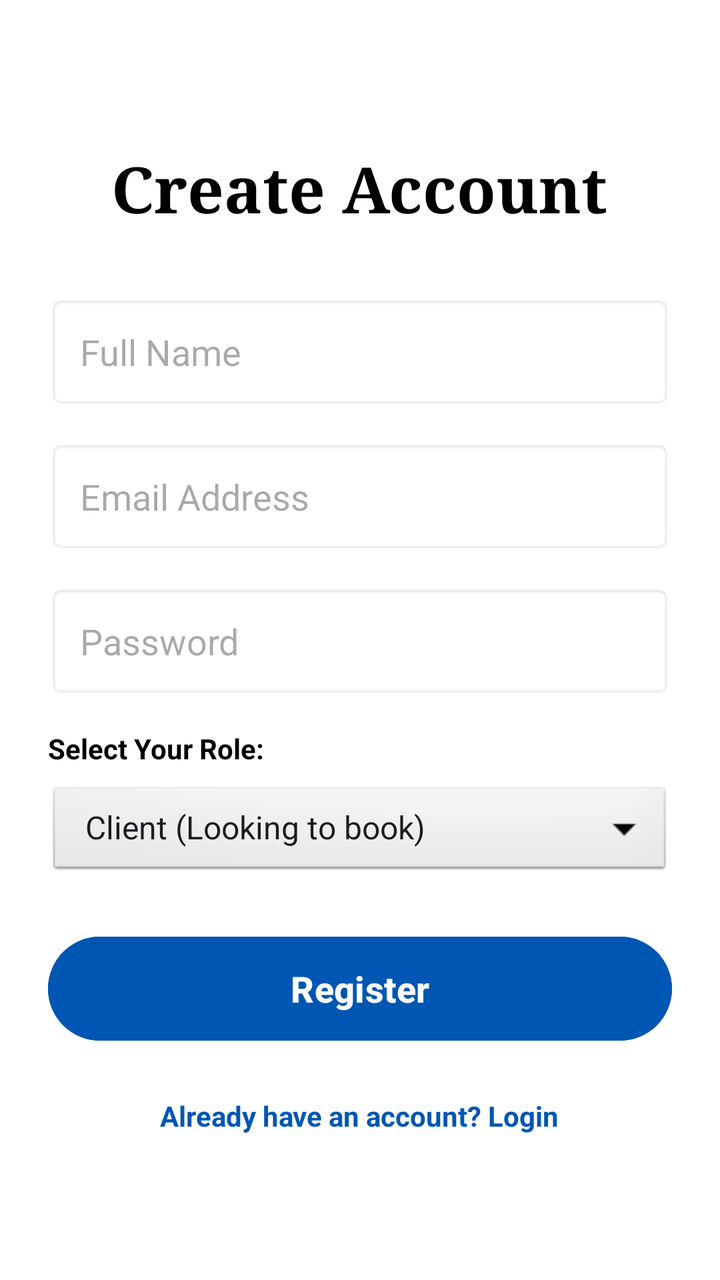
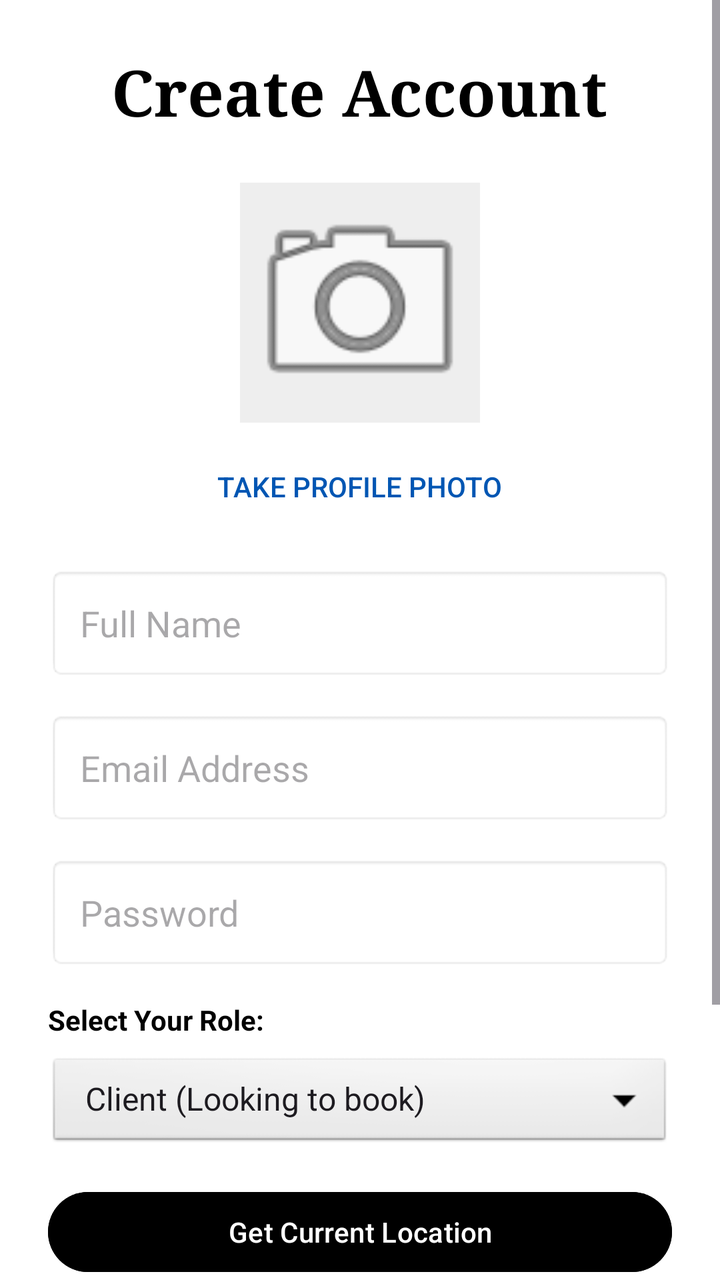

Before-and-after screenshots of an Android layout around one commit, followed by the original layout XML and the change that was made.
<!-- AndroidManifest.xml: application theme Theme.FABIBOOKINGVENDORSYSTEM -->
<!-- res/layout/activity_register.xml -->
<?xml version="1.0" encoding="utf-8"?>
<LinearLayout xmlns:android="http://schemas.android.com/apk/res/android"
    android:layout_width="match_parent"
    android:layout_height="match_parent"
    android:orientation="vertical"
    android:padding="24dp"
    android:gravity="center"
    android:background="#FFFFFF">

    <TextView
        android:layout_width="wrap_content"
        android:layout_height="wrap_content"
        android:text="Create Account"
        android:textSize="32sp"
        android:textColor="#000000"
        android:fontFamily="serif"
        android:textStyle="bold"
        android:layout_marginBottom="32dp"/>

    <EditText
        android:id="@+id/etFullName"
        android:layout_width="match_parent"
        android:layout_height="wrap_content"
        android:hint="Full Name"
        android:inputType="textPersonName"
        android:padding="16dp"
        android:textColor="#000000"
        android:background="@android:drawable/editbox_background"
        android:layout_marginBottom="16dp"/>

    <EditText
        android:id="@+id/etEmail"
        android:layout_width="match_parent"
        android:layout_height="wrap_content"
        android:hint="Email Address"
        android:inputType="textEmailAddress"
        android:padding="16dp"
        android:textColor="#000000"
        android:background="@android:drawable/editbox_background"
        android:layout_marginBottom="16dp"/>

    <EditText
        android:id="@+id/etPassword"
        android:layout_width="match_parent"
        android:layout_height="wrap_content"
        android:hint="Password"
        android:inputType="textPassword"
        android:padding="16dp"
        android:textColor="#000000"
        android:background="@android:drawable/editbox_background"
        android:layout_marginBottom="16dp"/>

    <TextView
        android:layout_width="wrap_content"
        android:layout_height="wrap_content"
        android:text="Select Your Role:"
        android:textColor="#000000"
        android:textStyle="bold"
        android:layout_gravity="start"
        android:layout_marginBottom="8dp"/>

    <Spinner
        android:id="@+id/spinnerRole"
        android:layout_width="match_parent"
        android:layout_height="wrap_content"
        android:layout_marginBottom="24dp"
        android:background="@android:drawable/btn_dropdown"
        android:entries="@array/roles_array"/>

    <Button
        android:id="@+id/btnRegister"
        android:layout_width="match_parent"
        android:layout_height="60dp"
        android:text="Register"
        android:backgroundTint="#0056b3"
        android:textColor="#FFFFFF"
        android:textSize="18sp"
        android:textStyle="bold"/>

    <TextView
        android:id="@+id/tvLoginLink"
        android:layout_width="wrap_content"
        android:layout_height="wrap_content"
        android:text="Already have an account? Login"
        android:layout_marginTop="24dp"
        android:textColor="#0056b3"
        android:textStyle="bold"/>

</LinearLayout>
<!-- resources referenced by this layout -->
<resources>
  <string-array name="roles_array">
          <item>Client (Looking to book)</item>
          <item>Photographer</item>
          <item>Videographer</item>
          <item>DJ / Musician</item>
          <item>Event Planner</item>
      </string-array>
  <style name="Theme.FABIBOOKINGVENDORSYSTEM" parent="Base.Theme.FABIBOOKINGVENDORSYSTEM" />
  <style name="Base.Theme.FABIBOOKINGVENDORSYSTEM" parent="Theme.Material3.DayNight.NoActionBar">
          
          
      </style>
</resources>

<!-- the commit's change to res/layout/activity_register.xml (unified diff, before → after) -->
@@ -1,89 +1,132 @@
 <?xml version="1.0" encoding="utf-8"?>
-<LinearLayout xmlns:android="http://schemas.android.com/apk/res/android"
+<ScrollView xmlns:android="http://schemas.android.com/apk/res/android"
     android:layout_width="match_parent"
     android:layout_height="match_parent"
-    android:orientation="vertical"
-    android:padding="24dp"
-    android:gravity="center"
     android:background="#FFFFFF">
 
-    <TextView
-        android:layout_width="wrap_content"
-        android:layout_height="wrap_content"
-        android:text="Create Account"
-        android:textSize="32sp"
-        android:textColor="#000000"
-        android:fontFamily="serif"
-        android:textStyle="bold"
-        android:layout_marginBottom="32dp"/>
-
-    <EditText
-        android:id="@+id/etFullName"
+    <LinearLayout
         android:layout_width="match_parent"
         android:layout_height="wrap_content"
-        android:hint="Full Name"
-        android:inputType="textPersonName"
-        android:padding="16dp"
-        android:textColor="#000000"
-        android:background="@android:drawable/editbox_background"
-        android:layout_marginBottom="16dp"/>
+        android:orientation="vertical"
+        android:padding="24dp"
+        android:gravity="center">
 
-    <EditText
-        android:id="@+id/etEmail"
-        android:layout_width="match_parent"
-        android:layout_height="wrap_content"
-        android:hint="Email Address"
-        android:inputType="textEmailAddress"
-        android:padding="16dp"
-        android:textColor="#000000"
-        android:background="@android:drawable/editbox_background"
-        android:layout_marginBottom="16dp"/>
+        <TextView
+            android:layout_width="wrap_content"
+            android:layout_height="wrap_content"
+            android:text="Create Account"
+            android:textSize="32sp"
+            android:textColor="#000000"
+            android:fontFamily="serif"
+            android:textStyle="bold"
+            android:layout_marginBottom="24dp"/>
 
-    <EditText
-        android:id="@+id/etPassword"
-        android:layout_width="match_parent"
-        android:layout_height="wrap_content"
-        android:hint="Password"
-        android:inputType="textPassword"
-        android:padding="16dp"
-        android:textColor="#000000"
-        android:background="@android:drawable/editbox_background"
-        android:layout_marginBottom="16dp"/>
+        
+        <ImageView
+            android:id="@+id/ivProfilePhoto"
+            android:layout_width="120dp"
+            android:layout_height="120dp"
+            android:scaleType="centerCrop"
+            android:background="#EEEEEE"
+            android:src="@android:drawable/ic_menu_camera"
+            android:layout_marginBottom="8dp"/>
 
-    <TextView
-        android:layout_width="wrap_content"
-        android:layout_height="wrap_content"
-        android:text="Select Your Role:"
-        android:textColor="#000000"
-        android:textStyle="bold"
-        android:layout_gravity="start"
-        android:layout_marginBottom="8dp"/>
+        <Button
+            android:id="@+id/btnTakePhoto"
+            android:layout_width="wrap_content"
+            android:layout_height="wrap_content"
+            android:text="Take Profile Photo"
+            style="?android:attr/borderlessButtonStyle"
+            android:textColor="#0056b3"
+            android:layout_marginBottom="16dp"/>
 
-    <Spinner
-        android:id="@+id/spinnerRole"
-        android:layout_width="match_parent"
-        android:layout_height="wrap_content"
-        android:layout_marginBottom="24dp"
-        android:background="@android:drawable/btn_dropdown"
-        android:entries="@array/roles_array"/>
+        <EditText
+            android:id="@+id/etFullName"
+            android:layout_width="match_parent"
+            android:layout_height="wrap_content"
+            android:hint="Full Name"
+            android:inputType="textPersonName"
+            android:padding="16dp"
+            android:textColor="#000000"
+            android:background="@android:drawable/editbox_background"
+            android:layout_marginBottom="16dp"/>
 
-    <Button
-        android:id="@+id/btnRegister"
-        android:layout_width="match_parent"
-        android:layout_height="60dp"
-        android:text="Register"
-        android:backgroundTint="#0056b3"
-        android:textColor="#FFFFFF"
-        android:textSize="18sp"
-        android:textStyle="bold"/>
+        <EditText
+            android:id="@+id/etEmail"
+            android:layout_width="match_parent"
+            android:layout_height="wrap_content"
+            android:hint="Email Address"
+            android:inputType="textEmailAddress"
+            android:padding="16dp"
+            android:textColor="#000000"
+            android:background="@android:drawable/editbox_background"
+            android:layout_marginBottom="16dp"/>
 
-    <TextView
-        android:id="@+id/tvLoginLink"
-        android:layout_width="wrap_content"
-        android:layout_height="wrap_content"
-        android:text="Already have an account? Login"
-        android:layout_marginTop="24dp"
-        android:textColor="#0056b3"
-        android:textStyle="bold"/>
+        <EditText
+            android:id="@+id/etPassword"
+            android:layout_width="match_parent"
+            android:layout_height="wrap_content"
+            android:hint="Password"
+            android:inputType="textPassword"
+            android:padding="16dp"
+            android:textColor="#000000"
+            android:background="@android:drawable/editbox_background"
+            android:layout_marginBottom="16dp"/>
 
-</LinearLayout>
+        <TextView
+            android:layout_width="wrap_content"
+            android:layout_height="wrap_content"
+            android:text="Select Your Role:"
+            android:textColor="#000000"
+            android:textStyle="bold"
+            android:layout_gravity="start"
+            android:layout_marginBottom="8dp"/>
+
+        <Spinner
+            android:id="@+id/spinnerRole"
+            android:layout_width="match_parent"
+            android:layout_height="wrap_content"
+            android:layout_marginBottom="16dp"
+            android:background="@android:drawable/btn_dropdown"
+            android:entries="@array/roles_array"/>
+
+        
+        <Button
+            android:id="@+id/btnGetLocation"
+            android:layout_width="match_parent"
+            android:layout_height="wrap_content"
+            android:text="Get Current Location"
+            android:backgroundTint="#000000"
+            android:textColor="#FFFFFF"
+            android:layout_marginBottom="8dp"/>
+
+        <TextView
+            android:id="@+id/tvLocationDisplay"
+            android:layout_width="wrap_content"
+            android:layout_height="wrap_content"
+            android:text="Location not set"
+            android:textSize="12sp"
+            android:textColor="#7b7487"
+            android:layout_marginBottom="24dp"/>
+
+        <Button
+            android:id="@+id/btnRegister"
+            android:layout_width="match_parent"
+            android:layout_height="60dp"
+            android:text="Register"
+            android:backgroundTint="#0056b3"
+            android:textColor="#FFFFFF"
+            android:textSize="18sp"
+            android:textStyle="bold"/>
+
+        <TextView
+            android:id="@+id/tvLoginLink"
+            android:layout_width="wrap_content"
+            android:layout_height="wrap_content"
+            android:text="Already have an account? Login"
+            android:layout_marginTop="24dp"
+            android:textColor="#0056b3"
+            android:textStyle="bold"/>
+
+    </LinearLayout>
+</ScrollView>
